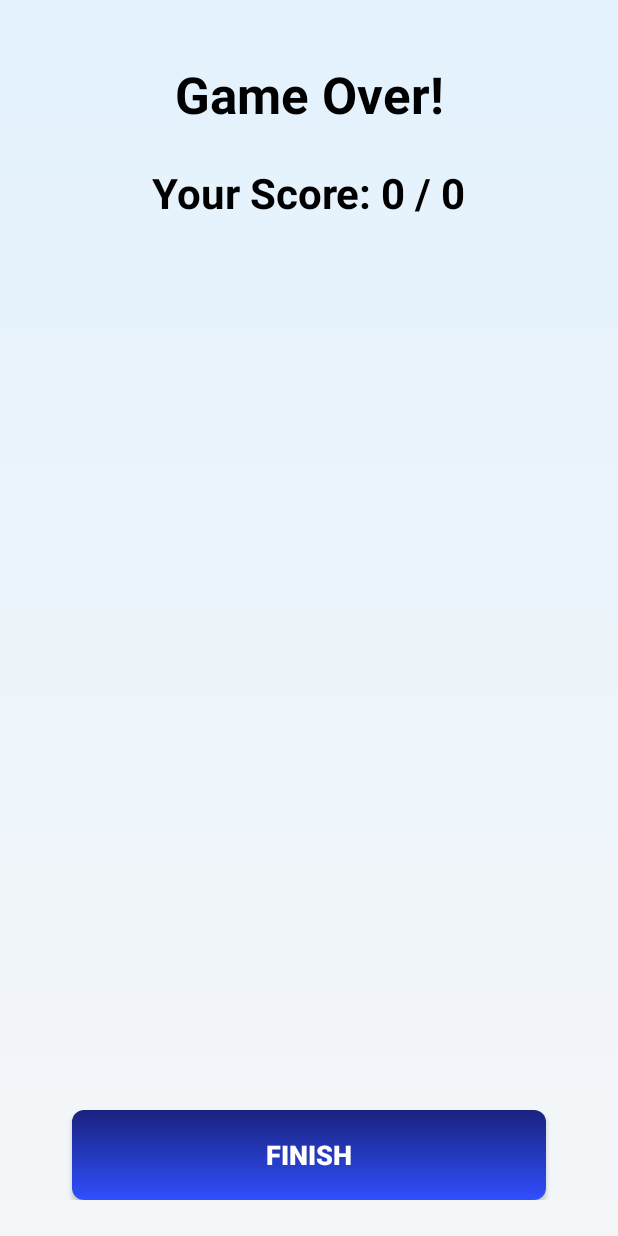
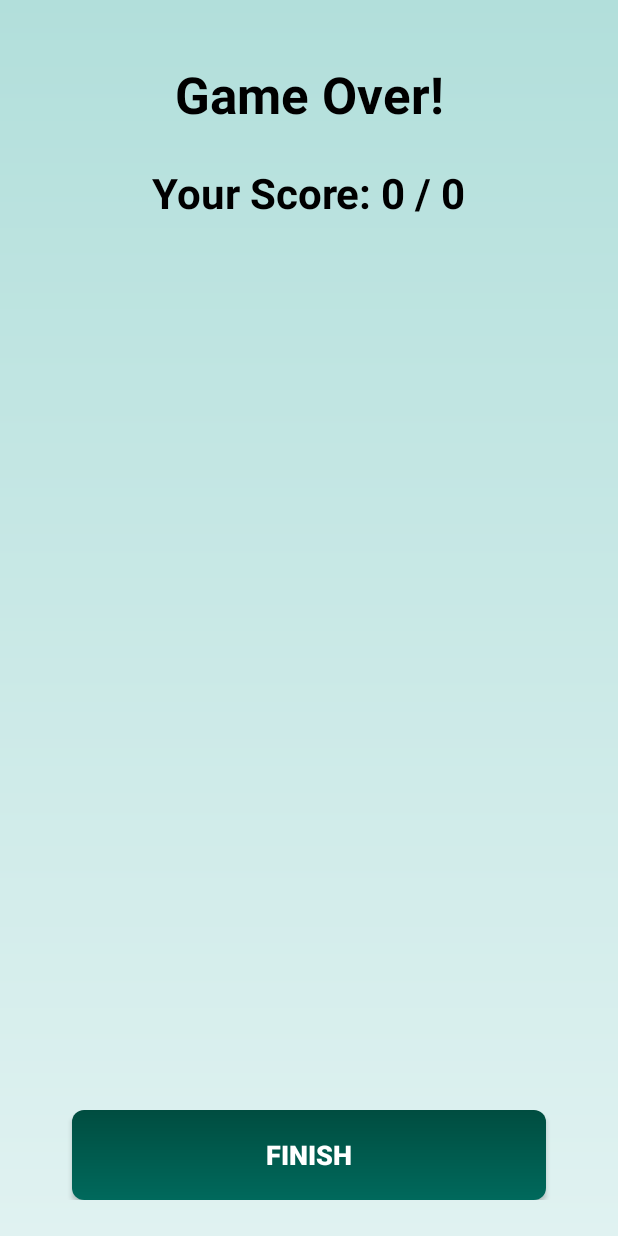
Before and after one commit to JakariaKhan-CSE/quiz-app-native, an Android app: the ResultActivity screen opened directly, with no data from a screen before it, on a phone screen of 412 x 824 dp. Run offline under Robolectric (Android 15) with nearby library versions, the phone set to English and light mode, and no system bars; our stand-ins replace data binding; 1 statement that could not run was skipped.

Commit message:
color pallate change.

```diff
--- a/app/src/main/res/values/colors.xml
+++ b/app/src/main/res/values/colors.xml
@@ -3,21 +3,29 @@
     <color name="black">#FF000000</color>
     <color name="white">#FFFFFFFF</color>
 
-    <color name="color_primary">#304FFE</color>
-    <color name="color_primary_dark">#1A237E</color>
-    <color name="color_accent">#00B0FF</color>
+    <color name="color_primary">#00695C</color>
+    <color name="color_primary_dark">#004D40</color>
+    <color name="color_accent">#FFAB00</color>
 
-    <color name="bg_main_start">#F4F6F8</color> <color name="bg_main_end">#E3F2FD</color>   <color name="card_bg">#FFFFFFFF</color>
-    <color name="option_bg">#F5F7FA</color>      <color name="neutral_bg">#ECEFF1</color>
+    <color name="bg_main_start">#E0F2F1</color>
+    <color name="bg_main_end">#B2DFDB</color>
+    <color name="card_bg">#FFFFFFFF</color>
+    <color name="option_bg">#F5F5F5</color>
+    <color name="neutral_bg">#ECEFF1</color>
 
-    <color name="text_dark">#263238</color>      <color name="text_light">#78909C</color>     <color name="btn_quit_text">#FF5252</color>
+    <color name="text_dark">#263238</color>
+    <color name="text_light">#546E7A</color>
+    <color name="btn_quit_text">#D32F2F</color>
 
-    <color name="btn_primary_solid">#304FFE</color>
-    <color name="btn_accent_outlined_stroke">#304FFE</color>
+    <color name="btn_primary_solid">#00695C</color>
+    <color name="btn_accent_outlined_stroke">#00695C</color>
 
-    <color name="correct_answer">#00C853</color> <color name="wrong_answer">#FF1744</color>   <color name="purple_200">#8C9EFF</color>
-    <color name="purple_500">#304FFE</color>
-    <color name="purple_700">#1A237E</color>
-    <color name="teal_200">#00B0FF</color>
-    <color name="teal_700">#0091EA</color>
+    <color name="correct_answer">#2E7D32</color>
+    <color name="wrong_answer">#C62828</color>
+
+    <color name="purple_200">#80CBC4</color>
+    <color name="purple_500">#00695C</color>
+    <color name="purple_700">#004D40</color>
+    <color name="teal_200">#FFAB00</color>
+    <color name="teal_700">#FF6F00</color>
 </resources>
```
